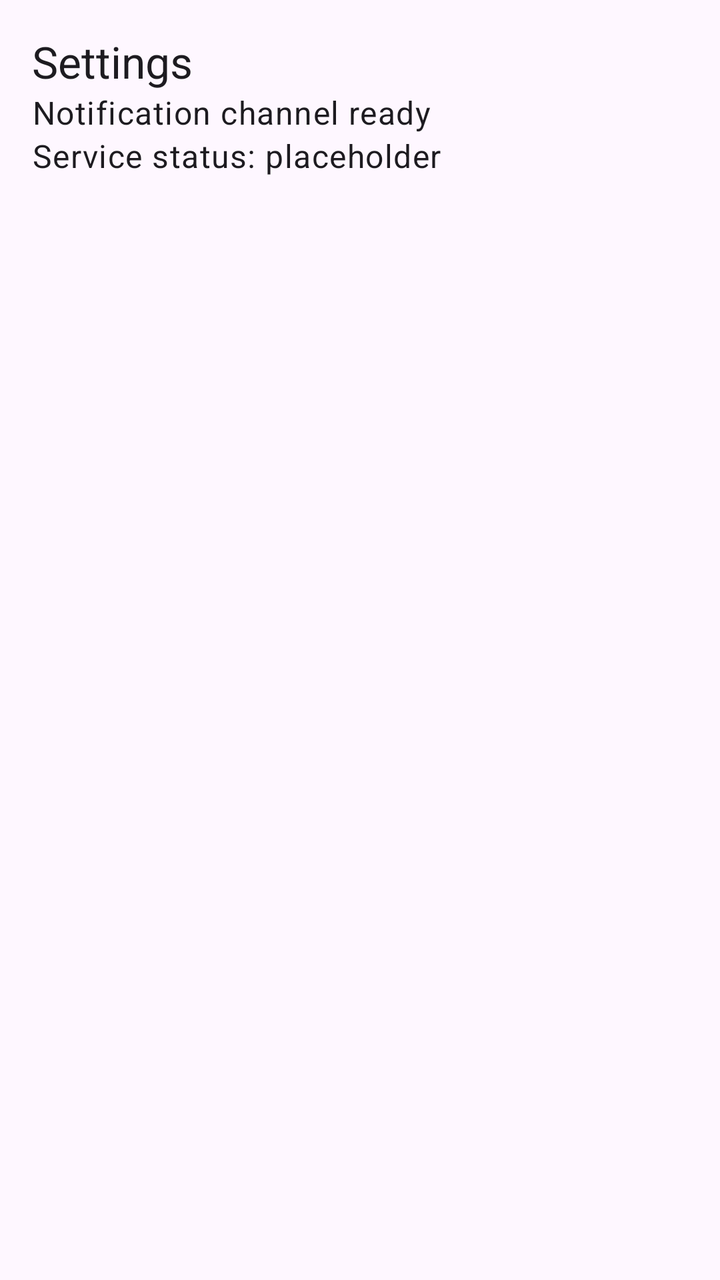
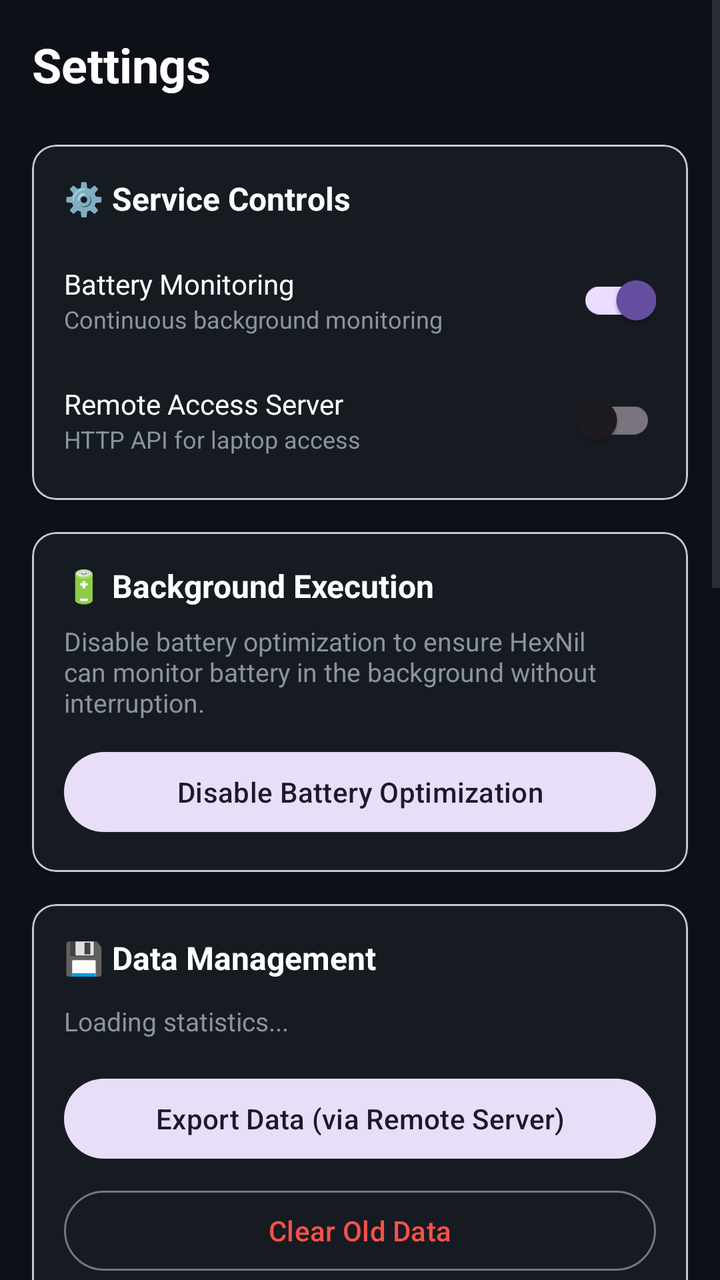

Before-and-after screenshots of an Android layout around one commit, followed by the original layout XML and the change that was made.
<!-- AndroidManifest.xml: application theme Theme.HexNil -->
<!-- res/layout/fragment_settings.xml -->
<?xml version="1.0" encoding="utf-8"?>
<ScrollView xmlns:android="http://schemas.android.com/apk/res/android"
    android:layout_width="match_parent"
    android:layout_height="match_parent"
    android:padding="16dp"
    android:background="?attr/colorSurface">

    <LinearLayout
        android:layout_width="match_parent"
        android:layout_height="wrap_content"
        android:orientation="vertical">

        <TextView
            android:layout_width="wrap_content"
            android:layout_height="wrap_content"
            android:text="Settings"
            android:textAppearance="@style/TextAppearance.Material3.TitleLarge" />

        <TextView
            android:layout_width="wrap_content"
            android:layout_height="wrap_content"
            android:text="Notification channel ready"
            android:textAppearance="@style/TextAppearance.Material3.BodyLarge" />

        <TextView
            android:layout_width="wrap_content"
            android:layout_height="wrap_content"
            android:text="Service status: placeholder"
            android:textAppearance="@style/TextAppearance.Material3.BodyLarge" />

    </LinearLayout>
</ScrollView>
<!-- resources referenced by this layout -->
<resources>
  <style name="Theme.HexNil" parent="Base.Theme.HexNil" />
  <style name="Base.Theme.HexNil" parent="Theme.Material3.DayNight.NoActionBar">
          
          
      </style>
</resources>

<!-- the commit's change to res/layout/fragment_settings.xml (unified diff, before → after) -->
@@ -1,32 +1,283 @@
 <?xml version="1.0" encoding="utf-8"?>
 <ScrollView xmlns:android="http://schemas.android.com/apk/res/android"
+    xmlns:app="http://schemas.android.com/apk/res-auto"
     android:layout_width="match_parent"
     android:layout_height="match_parent"
-    android:padding="16dp"
-    android:background="?attr/colorSurface">
+    android:background="#0d1117">
 
     <LinearLayout
         android:layout_width="match_parent"
         android:layout_height="wrap_content"
-        android:orientation="vertical">
+        android:orientation="vertical"
+        android:padding="16dp">
 
         <TextView
             android:layout_width="wrap_content"
             android:layout_height="wrap_content"
             android:text="Settings"
-            android:textAppearance="@style/TextAppearance.Material3.TitleLarge" />
-
-        <TextView
-            android:layout_width="wrap_content"
-            android:layout_height="wrap_content"
-            android:text="Notification channel ready"
-            android:textAppearance="@style/TextAppearance.Material3.BodyLarge" />
-
-        <TextView
-            android:layout_width="wrap_content"
-            android:layout_height="wrap_content"
-            android:text="Service status: placeholder"
-            android:textAppearance="@style/TextAppearance.Material3.BodyLarge" />
+            android:textColor="#ffffff"
+            android:textSize="24sp"
+            android:textStyle="bold"
+            android:layout_marginBottom="24dp" />
+
+        
+        <com.google.android.material.card.MaterialCardView
+            android:layout_width="match_parent"
+            android:layout_height="wrap_content"
+            android:layout_marginBottom="16dp"
+            app:cardBackgroundColor="#161b22"
+            app:cardCornerRadius="12dp"
+            app:cardElevation="2dp">
+
+            <LinearLayout
+                android:layout_width="match_parent"
+                android:layout_height="wrap_content"
+                android:orientation="vertical"
+                android:padding="16dp">
+
+                <TextView
+                    android:layout_width="wrap_content"
+                    android:layout_height="wrap_content"
+                    android:text="⚙️ Service Controls"
+                    android:textColor="#ffffff"
+                    android:textSize="16sp"
+                    android:textStyle="bold"
+                    android:layout_marginBottom="16dp" />
+
+                <LinearLayout
+                    android:layout_width="match_parent"
+                    android:layout_height="wrap_content"
+                    android:orientation="horizontal"
+                    android:gravity="center_vertical"
+                    android:layout_marginBottom="12dp">
+
+                    <LinearLayout
+                        android:layout_width="0dp"
+                        android:layout_height="wrap_content"
+                        android:layout_weight="1"
+                        android:orientation="vertical">
+
+                        <TextView
+                            android:layout_width="wrap_content"
+                            android:layout_height="wrap_content"
+                            android:text="Battery Monitoring"
+                            android:textColor="#ffffff"
+                            android:textSize="14sp" />
+
+                        <TextView
+                            android:layout_width="wrap_content"
+                            android:layout_height="wrap_content"
+                            android:text="Continuous background monitoring"
+                            android:textColor="#8b949e"
+                            android:textSize="12sp" />
+                    </LinearLayout>
+
+                    <com.google.android.material.switchmaterial.SwitchMaterial
+                        android:id="@+id/switch_monitor"
+                        android:layout_width="wrap_content"
+                        android:layout_height="wrap_content"
+                        android:checked="true" />
+                </LinearLayout>
+
+                <LinearLayout
+                    android:layout_width="match_parent"
+                    android:layout_height="wrap_content"
+                    android:orientation="horizontal"
+                    android:gravity="center_vertical">
+
+                    <LinearLayout
+                        android:layout_width="0dp"
+                        android:layout_height="wrap_content"
+                        android:layout_weight="1"
+                        android:orientation="vertical">
+
+                        <TextView
+                            android:layout_width="wrap_content"
+                            android:layout_height="wrap_content"
+                            android:text="Remote Access Server"
+                            android:textColor="#ffffff"
+                            android:textSize="14sp" />
+
+                        <TextView
+                            android:layout_width="wrap_content"
+                            android:layout_height="wrap_content"
+                            android:text="HTTP API for laptop access"
+                            android:textColor="#8b949e"
+                            android:textSize="12sp" />
+                    </LinearLayout>
+
+                    <com.google.android.material.switchmaterial.SwitchMaterial
+                        android:id="@+id/switch_remote"
+                        android:layout_width="wrap_content"
+                        android:layout_height="wrap_content" />
+                </LinearLayout>
+
+            </LinearLayout>
+        </com.google.android.material.card.MaterialCardView>
+
+        
+        <com.google.android.material.card.MaterialCardView
+            android:layout_width="match_parent"
+            android:layout_height="wrap_content"
+            android:layout_marginBottom="16dp"
+            app:cardBackgroundColor="#161b22"
+            app:cardCornerRadius="12dp"
+            app:cardElevation="2dp">
+
+            <LinearLayout
+                android:layout_width="match_parent"
+                android:layout_height="wrap_content"
+                android:orientation="vertical"
+                android:padding="16dp">
+
+                <TextView
+                    android:layout_width="wrap_content"
+                    android:layout_height="wrap_content"
+                    android:text="🔋 Background Execution"
+                    android:textColor="#ffffff"
+                    android:textSize="16sp"
+                    android:textStyle="bold"
+                    android:layout_marginBottom="8dp" />
+
+                <TextView
+                    android:layout_width="wrap_content"
+                    android:layout_height="wrap_content"
+                    android:text="Disable battery optimization to ensure HexNil can monitor battery in the background without interruption."
+                    android:textColor="#8b949e"
+                    android:textSize="13sp"
+                    android:layout_marginBottom="12dp" />
+
+                <com.google.android.material.button.MaterialButton
+                    android:id="@+id/btn_battery_optimize"
+                    style="@style/Widget.Material3.Button.TonalButton"
+                    android:layout_width="match_parent"
+                    android:layout_height="wrap_content"
+                    android:text="Disable Battery Optimization" />
+
+            </LinearLayout>
+        </com.google.android.material.card.MaterialCardView>
+
+        
+        <com.google.android.material.card.MaterialCardView
+            android:layout_width="match_parent"
+            android:layout_height="wrap_content"
+            android:layout_marginBottom="16dp"
+            app:cardBackgroundColor="#161b22"
+            app:cardCornerRadius="12dp"
+            app:cardElevation="2dp">
+
+            <LinearLayout
+                android:layout_width="match_parent"
+                android:layout_height="wrap_content"
+                android:orientation="vertical"
+                android:padding="16dp">
+
+                <TextView
+                    android:layout_width="wrap_content"
+                    android:layout_height="wrap_content"
+                    android:text="💾 Data Management"
+                    android:textColor="#ffffff"
+                    android:textSize="16sp"
+                    android:textStyle="bold"
+                    android:layout_marginBottom="12dp" />
+
+                <TextView
+                    android:id="@+id/tv_db_stats"
+                    android:layout_width="match_parent"
+                    android:layout_height="wrap_content"
+                    android:text="Loading statistics..."
+                    android:textColor="#8b949e"
+                    android:textSize="13sp"
+                    android:lineSpacingExtra="4dp"
+                    android:layout_marginBottom="16dp" />
+
+                <com.google.android.material.button.MaterialButton
+                    android:id="@+id/btn_export_data"
+                    style="@style/Widget.Material3.Button.TonalButton"
+                    android:layout_width="match_parent"
+                    android:layout_height="wrap_content"
+                    android:text="Export Data (via Remote Server)"
+                    android:layout_marginBottom="8dp" />
+
+                <com.google.android.material.button.MaterialButton
+                    android:id="@+id/btn_clear_data"
+                    style="@style/Widget.Material3.Button.OutlinedButton"
+                    android:layout_width="match_parent"
+                    android:layout_height="wrap_content"
+                    android:text="Clear Old Data"
+                    android:textColor="#f85149" />
+
+            </LinearLayout>
+        </com.google.android.material.card.MaterialCardView>
+
+        
+        <com.google.android.material.card.MaterialCardView
+            android:layout_width="match_parent"
+            android:layout_height="wrap_content"
+            android:layout_marginBottom="16dp"
+            app:cardBackgroundColor="#21262d"
+            app:cardCornerRadius="12dp"
+            app:cardElevation="2dp">
+
+            <LinearLayout
+                android:layout_width="match_parent"
+                android:layout_height="wrap_content"
+                android:orientation="vertical"
+                android:padding="16dp">
+
+                <TextView
+                    android:layout_width="wrap_content"
+                    android:layout_height="wrap_content"
+                    android:text="🌐 Remote Access Instructions"
+                    android:textColor="#ffffff"
+                    android:textSize="16sp"
+                    android:textStyle="bold"
+                    android:layout_marginBottom="12dp" />
+
+                <TextView
+                    android:layout_width="match_parent"
+                    android:layout_height="wrap_content"
+                    android:text="1. Enable Remote Access Server above\n\n2. Connect your laptop to the same WiFi network as your phone\n\n3. Open the displayed URL in your laptop's browser\n\n4. Access live dashboard, database exports, and API endpoints\n\nAvailable Endpoints:\n• /dashboard - Live interactive dashboard\n• /status - Server status\n• /snapshots - Battery snapshots\n• /charging - Charging sessions\n• /thermal - Thermal events\n• /drain - Drain analysis\n• /export - Full database export"
+                    android:textColor="#8b949e"
+                    android:textSize="13sp"
+                    android:lineSpacingExtra="2dp" />
+
+            </LinearLayout>
+        </com.google.android.material.card.MaterialCardView>
+
+        
+        <com.google.android.material.card.MaterialCardView
+            android:layout_width="match_parent"
+            android:layout_height="wrap_content"
+            app:cardBackgroundColor="#161b22"
+            app:cardCornerRadius="12dp"
+            app:cardElevation="2dp">
+
+            <LinearLayout
+                android:layout_width="match_parent"
+                android:layout_height="wrap_content"
+                android:orientation="vertical"
+                android:padding="16dp">
+
+                <TextView
+                    android:layout_width="wrap_content"
+                    android:layout_height="wrap_content"
+                    android:text="ℹ️ About HexNil"
+                    android:textColor="#ffffff"
+                    android:textSize="16sp"
+                    android:textStyle="bold"
+                    android:layout_marginBottom="8dp" />
+
+                <TextView
+                    android:layout_width="wrap_content"
+                    android:layout_height="wrap_content"
+                    android:text="OEM-Grade Battery Diagnostics Platform\nVersion 1.0\n\nFeatures:\n• Continuous battery monitoring\n• Charging analysis\n• Thermal tracking\n• Drain analysis\n• Idle/standby detection\n• Safety checks\n• Calibration tracking\n• AI-powered analysis\n• Remote laptop access"
+                    android:textColor="#8b949e"
+                    android:textSize="13sp"
+                    android:lineSpacingExtra="4dp" />
+
+            </LinearLayout>
+        </com.google.android.material.card.MaterialCardView>
 
     </LinearLayout>
 </ScrollView>
